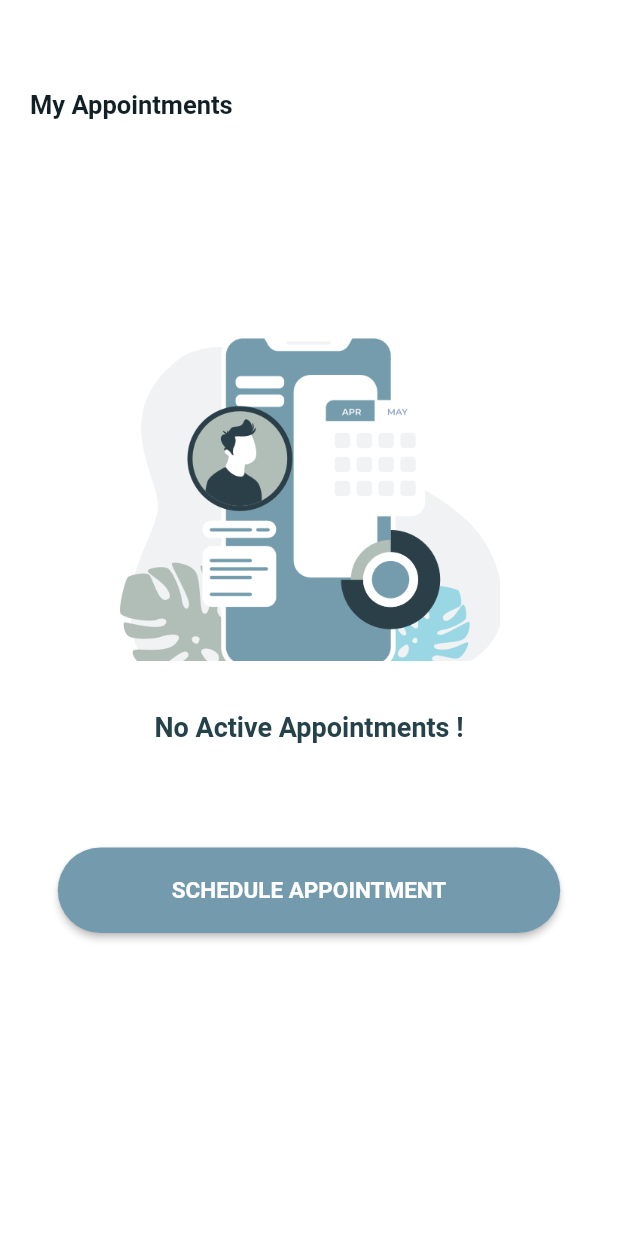
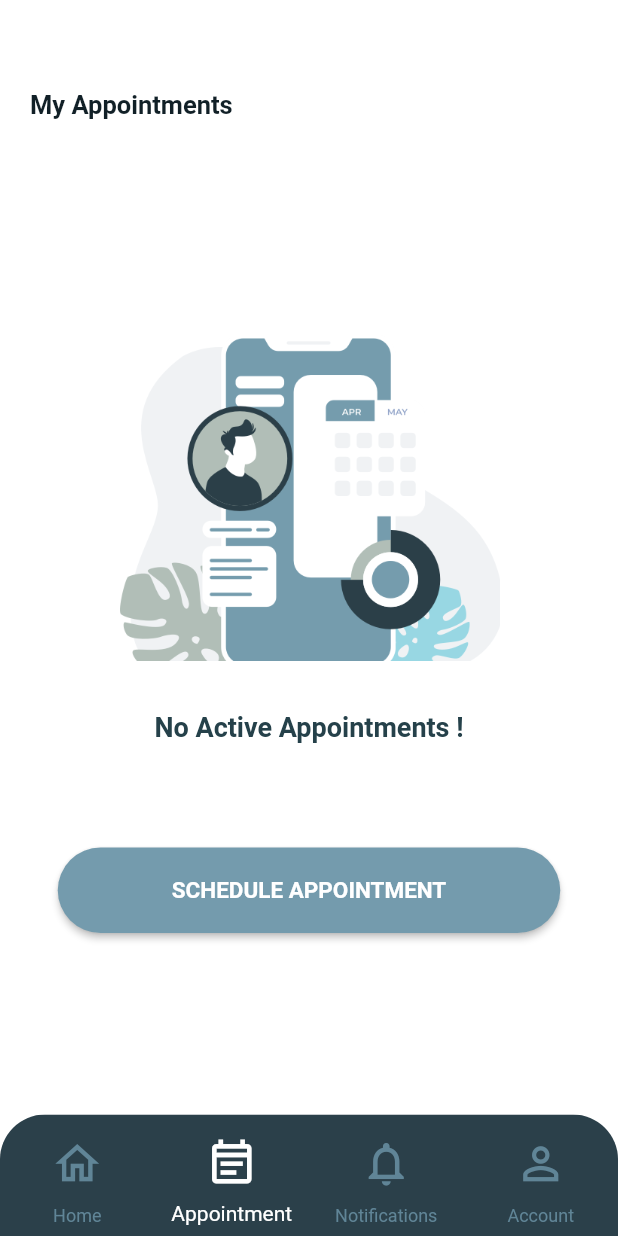
Before and after one commit to Safaanam/app_skin_mate, a Flutter app: the NoAppointment screen opened directly, on a phone screen of 412 x 824 dp. Run offline on Flutter 3.47's test engine with Material 2 defaults, Android fonts, the phone set to English and light mode, and no system bars; our stand-ins replace flutter_secure_storage, form_field_validator, geocoding, geolocator, local_auth, shared_preferences; accounts and stored records are empty.

Commit message:
persisting tabbar

```diff
--- a/lib/AppointmentScreens/noAppointment.dart
+++ b/lib/AppointmentScreens/noAppointment.dart
@@ -1,5 +1,7 @@
 import 'package:app_skin_mate/AppointmentScreens/scheduleAppointment.dart';
 import 'package:app_skin_mate/Screens/homePage.dart';
+import 'package:app_skin_mate/homePage_profileScreens/models/Notifications.dart';
+import 'package:app_skin_mate/homePage_profileScreens/userProfile.dart';
 import 'package:flutter/material.dart';
 
 
@@ -9,6 +11,13 @@ class NoAppointment extends StatefulWidget {
 }
 
 class _NoAppointmentState extends State<NoAppointment> {
+  int _selectedIndex = 1;
+
+  void _onItemTapped(int i) {
+    setState(() {
+      _selectedIndex = i;
+    });
+  }
   @override
   Widget build(BuildContext context) {
     return Scaffold(
@@ -80,7 +89,7 @@ class _NoAppointmentState extends State<NoAppointment> {
                     ),
                     textColor: Color(0xffFFFFFF),
                     onPressed: () {
-                      Navigator.push(context, MaterialPageRoute(builder: (_) => homePage()));
+                      Navigator.push(context, MaterialPageRoute(builder: (_) => scheduleAppoitment()));
                     },
                   ),
                 ),
@@ -90,6 +99,59 @@ class _NoAppointmentState extends State<NoAppointment> {
           ],
         ),
       ),
+      bottomNavigationBar: ClipRRect(
+        borderRadius: BorderRadius.only(topLeft: Radius.circular(30.0), topRight: Radius.circular(30.0),),
+        child: BottomNavigationBar(
+          backgroundColor: Color(0xFF2B404A),
+          type: BottomNavigationBarType.fixed,
+          items:  <BottomNavigationBarItem>[
+            BottomNavigationBarItem(
+              icon: IconButton(icon: Icon(Icons.home_outlined),
+                iconSize:35.0,
+                onPressed: () {
+                  Navigator.pushReplacement(context, MaterialPageRoute(builder: (_) => homePage()));
+                },
+              ),
+              label: 'Home',
+            ),
+            BottomNavigationBarItem(
+              icon: IconButton(icon: Icon(Icons.event_note_outlined),
+                iconSize:35.0,
+                onPressed: ()  {
+                  /*if(_hasAppointments)
+                    Navigator.push(context, MaterialPageRoute(builder: (_) => SearchPage()));
+                  else */
+                  Navigator.pushReplacement(context, MaterialPageRoute(builder: (BuildContext context) => NoAppointment()));
+                  //Navigator.push(context, MaterialPageRoute(builder: (_) => NoAppointment()));
+                },
+              ),
+              label: 'Appointment',
+            ),
+            BottomNavigationBarItem(
+              icon: IconButton(icon: Icon(Icons.notifications_none_outlined),
+                iconSize:35.0,
+                onPressed: () {
+                  Navigator.pushReplacement(context, MaterialPageRoute(builder: (BuildContext context) => Notifications()));
+                },
+              ),
+              label: 'Notifications',
+            ),
+            BottomNavigationBarItem(
+              icon: IconButton(icon: Icon(Icons.person_outline_outlined),
+                iconSize:35.0,
+                onPressed: () {
+                  Navigator.pushReplacement(context, MaterialPageRoute(builder: (BuildContext context) => UserProfile()));
+                },
+              ),
+              label: 'Account',
+            ),
+          ],
+          currentIndex: _selectedIndex,
+          selectedItemColor: Colors.white,
+          unselectedItemColor: Color(0xff608597),
+          onTap: _onItemTapped,
+        ),
+      ),
     );
   }
 }
```
Also changed, not shown: lib/Screens/homePage.dart (+6 -11 lines), lib/homePage_profileScreens/models/Notifications.dart (+72 -3 lines), lib/homePage_profileScreens/userProfile.dart (+62 -0 lines), lib/AppointmentScreens/Models/listAppointments.dart (added).
